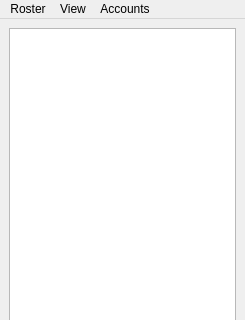
First picture: the form in data/roster.ui, repository jabbercat/jabbercat, before the edit; both pictures show x 0 to 245 and y 0 to 320 of the 245 by 536 pixel window.
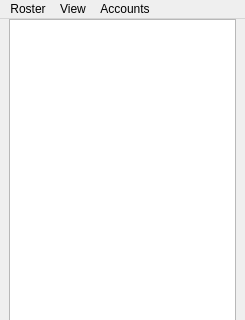
Second picture: the form after the edit. Icons and pictures are not drawn.

Commit message:
Show connection errors in roster window
This feature is still incomplete. The buttons are pretty much useless,
and it would be great if the notifications would automatically disappear
when an account tries to reconnect.

```diff
--- a/data/roster.ui
+++ b/data/roster.ui
@@ -15,6 +15,9 @@
   </property>
   <widget class="QWidget" name="centralwidget">
    <layout class="QVBoxLayout" name="verticalLayout_2">
+    <property name="topMargin">
+     <number>0</number>
+    </property>
     <item>
      <layout class="QVBoxLayout" name="verticalLayout">
       <item>
```
The commit also changes 3 other files.
